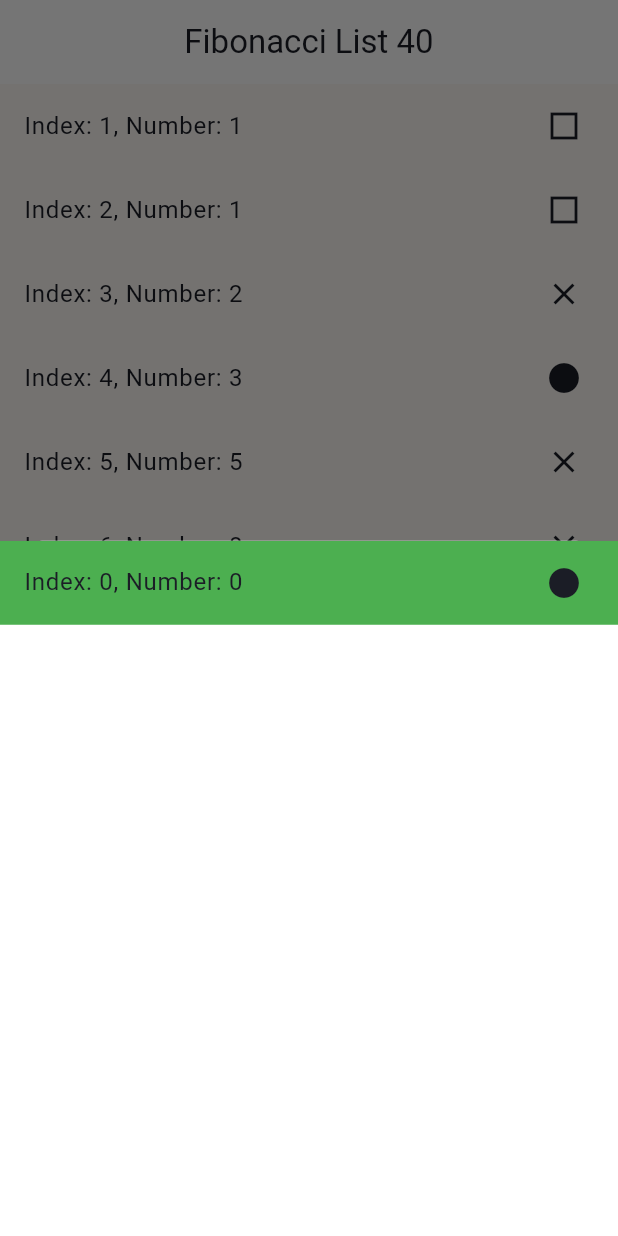
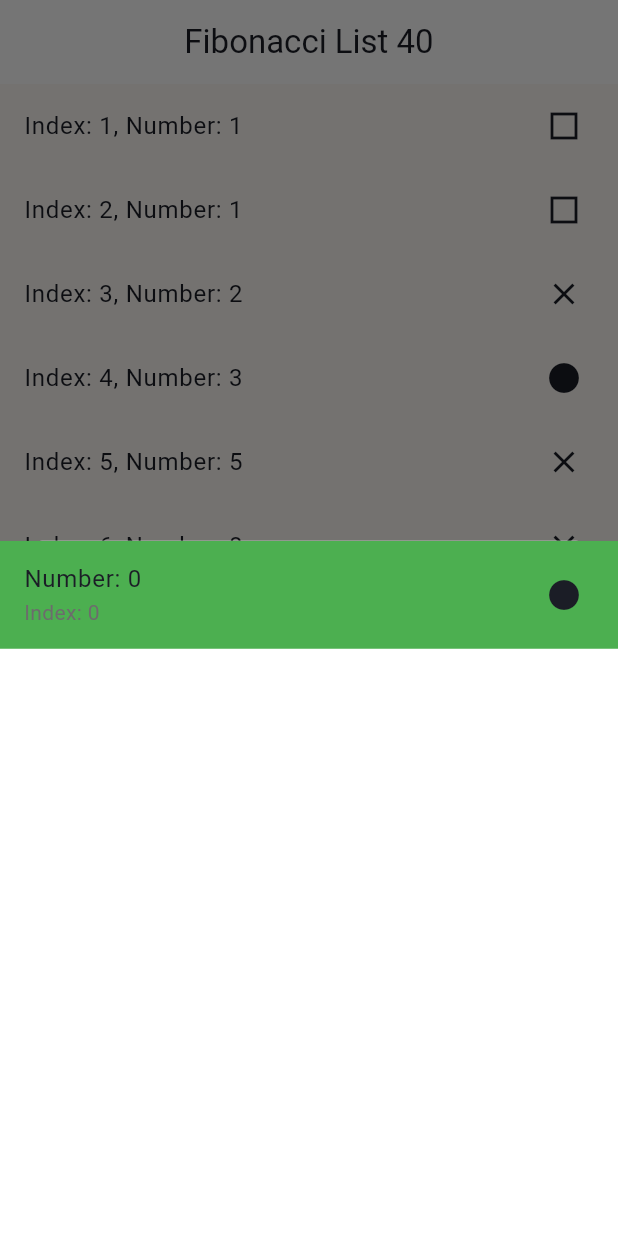
Before and after one commit to PasitDM/assign_fibo_mobile, a Flutter app: the screen it shows after launch, after a tap on an icon or button, on a phone screen of 412 x 824 dp. Run offline on Flutter 3.47's test engine with Material 3 defaults, Android fonts, the phone set to English and light mode, and no system bars.

Commit message:
fix fibo

```diff
--- a/lib/core/theme/app_colors.dart
+++ b/lib/core/theme/app_colors.dart
@@ -1,24 +1,31 @@
 import 'package:flutter/material.dart';
 
 class AppColors {
+  // Primary and Secondary Colors
   static const Color primaryColor = Colors.blueGrey;
   static const Color secondaryColor = Color(0xff9C27B0);
+
+  // Text Colors
   static const Color textColor = Color(0xff000000);
+  static const Color descColor = Color(0xff6C6C6C);
+
+  // Background Colors
   static const Color lightBG = Color(0xffFCF9F5);
-  static const Color doneColor = Color(0xff25AF5C);
-  static const Color removeColor = Color(0xff25AF5C);
-
-  static const Color white = Color(0xffFFFFFF);
   static const Color darkBG = Color(0xff1B1D26);
 
-  static const Color red300 = Color(0xffED1C24);
+  // Status Colors
+  static const Color doneColor = Color(0xff25AF5C);
+  static const Color errorColor = Color(0xffED1C24);
+
+  // General Colors
+  static const Color white = Color(0xffFFFFFF);
 
   /// Color Theme
   static const ColorScheme kColorScheme = ColorScheme(
     primary: primaryColor,
     secondary: secondaryColor,
     surface: Colors.white,
-    error: red300,
+    error: errorColor,
     onPrimary: darkBG,
     onSecondary: secondaryColor,
     onSurface: darkBG,
--- a/lib/features/fibo/presentation/models/fibo_model_ui.dart
+++ b/lib/features/fibo/presentation/models/fibo_model_ui.dart
@@ -1,4 +1,19 @@
+import 'package:flutter/material.dart';
+
 enum FiboType { circle, cross, square }
+
+extension FiboTypeExtension on FiboType {
+  IconData get icon {
+    switch (this) {
+      case FiboType.circle:
+        return Icons.circle;
+      case FiboType.cross:
+        return Icons.close;
+      case FiboType.square:
+        return Icons.square_outlined;
+    }
+  }
+}
 
 class FiboModel {
   final int index;
--- a/lib/features/fibo/presentation/screens/fibo_screen.dart
+++ b/lib/features/fibo/presentation/screens/fibo_screen.dart
@@ -37,8 +37,9 @@ class _FiboScreenState extends State<FiboScreen> {
 
                     return FiboListTile(
                       fibonacciNumber: fibo,
+                      titleText: 'Index: ${fibo.index}, Number: ${fibo.value}',
                       isHighlighted: fibo == viewModel.recentRemove.value,
-                      color: AppColors.red300.withValues(alpha: 0.8),
+                      color: AppColors.errorColor.withOpacity(0.8),
                       onTap: () {
                         viewModel.moveToTypeList(fibo);
                         _showBottomSheet(context, viewModel, fibo.type);
@@ -69,6 +70,8 @@ class _FiboScreenState extends State<FiboScreen> {
                 return FiboListTile(
                   fibonacciNumber: fibo,
                   isHighlighted: fibo == viewModel.recentAdd.value,
+                  titleText: 'Number: ${fibo.value}',
+                  subtitleText: 'Index: ${fibo.index}',
                   onTap: () {
                     viewModel.removeFromTypeList(fibo);
                     Navigator.pop(context);
@@ -88,9 +91,9 @@ class _FiboScreenState extends State<FiboScreen> {
       case FiboType.circle:
         return viewModel.circleList;
       case FiboType.cross:
+        return viewModel.crossList;
+      case FiboType.square:
         return viewModel.squareList;
-      case FiboType.square:
-        return viewModel.crossList;
     }
   }
 
--- a/lib/features/fibo/presentation/viewmodel/fibo_viewmodel.dart
+++ b/lib/features/fibo/presentation/viewmodel/fibo_viewmodel.dart
@@ -20,10 +20,10 @@ class FiboViewModel {
         circleList.value = [...circleList.value, number]..sort((a, b) => a.index.compareTo(b.index));
         break;
       case FiboType.cross:
-        squareList.value = [...squareList.value, number]..sort((a, b) => a.index.compareTo(b.index));
+        crossList.value = [...crossList.value, number]..sort((a, b) => a.index.compareTo(b.index));
         break;
       case FiboType.square:
-        crossList.value = [...crossList.value, number]..sort((a, b) => a.index.compareTo(b.index));
+        squareList.value = [...squareList.value, number]..sort((a, b) => a.index.compareTo(b.index));
         break;
     }
     recentAdd.value = number;
@@ -36,10 +36,10 @@ class FiboViewModel {
         circleList.value = circleList.value.where((n) => n != number).toList();
         break;
       case FiboType.cross:
-        squareList.value = squareList.value.where((n) => n != number).toList();
+        crossList.value = crossList.value.where((n) => n != number).toList();
         break;
       case FiboType.square:
-        crossList.value = crossList.value.where((n) => n != number).toList();
+        squareList.value = squareList.value.where((n) => n != number).toList();
         break;
     }
     mainList.value = [...mainList.value, number]..sort((a, b) => a.index.compareTo(b.index));
@@ -51,8 +51,8 @@ class FiboViewModel {
 
   static FiboType _getType(int num) {
     var mod = num % 3;
-    if (mod == 0) return FiboType.circle; // 🔵 วงกลม
-    if (mod == 1) return FiboType.square; // 🔳 สี่เหลี่ยม
-    return FiboType.cross; // ❌ กากบาท
+    if (mod == 0) return FiboType.circle;
+    if (mod == 1) return FiboType.square;
+    return FiboType.cross;
   }
 }
--- a/lib/features/fibo/presentation/widgets/fibo_list_tile.dart
+++ b/lib/features/fibo/presentation/widgets/fibo_list_tile.dart
@@ -1,12 +1,14 @@
 import 'package:flutter/material.dart';
-
+import '../../../../core/theme/app_colors.dart';
 import '../models/fibo_model_ui.dart';
 
 class FiboListTile extends StatelessWidget {
   final FiboModel fibonacciNumber;
+  final VoidCallback onTap;
   final bool isHighlighted;
-  final VoidCallback onTap;
   final Color color;
+  final String titleText;
+  final String? subtitleText;
 
   const FiboListTile({
     super.key,
@@ -14,26 +16,24 @@ class FiboListTile extends StatelessWidget {
     required this.isHighlighted,
     required this.onTap,
     this.color = Colors.green,
+    required this.titleText,
+    this.subtitleText,
   });
 
   @override
   Widget build(BuildContext context) {
     return ListTile(
-      title: Text('Index: ${fibonacciNumber.index}, Number: ${fibonacciNumber.value.toString()}'),
-      trailing: Icon(_getIcon(fibonacciNumber.type)),
+      title: Text(titleText),
+      subtitle:
+          subtitleText != null
+              ? Text(
+                subtitleText!,
+                style: Theme.of(context).textTheme.bodyMedium?.copyWith(color: AppColors.descColor),
+              )
+              : null,
+      trailing: Icon(fibonacciNumber.type.icon),
       tileColor: isHighlighted ? color : null,
       onTap: onTap,
     );
   }
-
-  IconData _getIcon(FiboType type) {
-    switch (type) {
-      case FiboType.circle:
-        return Icons.circle;
-      case FiboType.cross:
-        return Icons.close;
-      case FiboType.square:
-        return Icons.square_outlined;
-    }
-  }
 }
```
